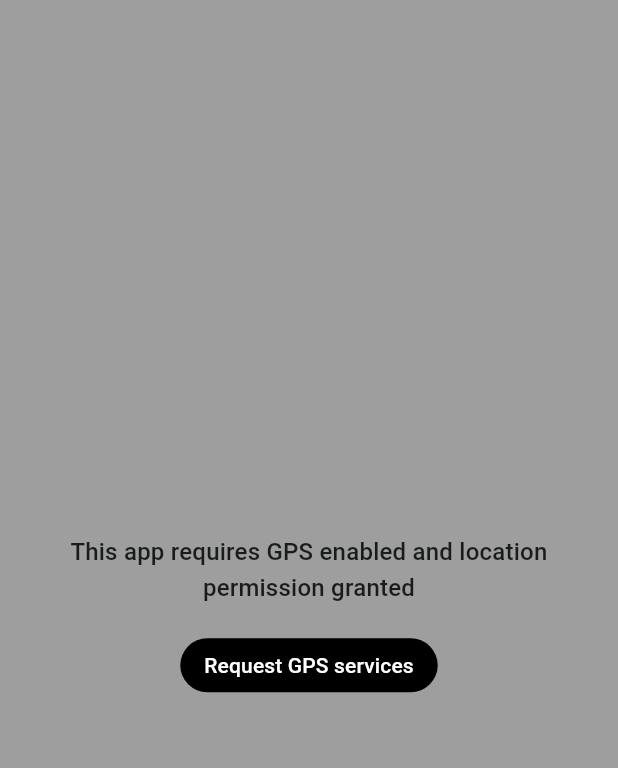
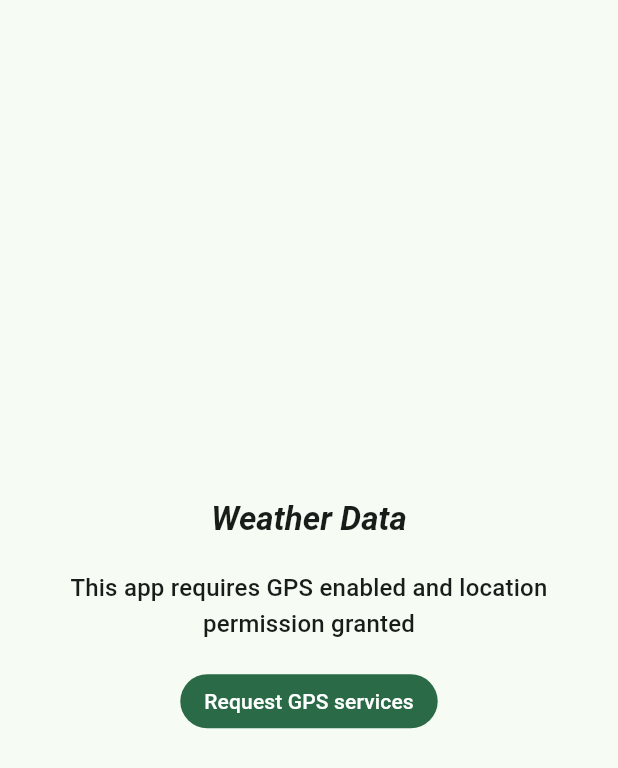
Before and after one commit to JorgeDiazz/SolarEnergyPrediction, a Flutter app: the RequestGpsServicesView widget shown alone on an empty page, opened directly, on a phone screen of 412 x 824 dp. Shown: the top 768 px of the screen. Run offline on Flutter 3.47's test engine with Material 3 defaults, Android fonts, the phone set to English and light mode, and no system bars; our stand-ins replace dartz, dio, flutter_dotenv, get_it, go_router, google_maps_flutter and 1 more.

```diff
--- a/lib/core/config/l10n/intl/messages_en_US.dart
+++ b/lib/core/config/l10n/intl/messages_en_US.dart
@@ -22,8 +22,7 @@ class MessageLookup extends MessageLookupByLibrary {
 
   final messages = _notInlinedMessages(_notInlinedMessages);
   static Map<String, Function> _notInlinedMessages(_) => <String, Function>{
-        "app_name":
-            MessageLookupByLibrary.simpleMessage("Solar Energy Prediction"),
+        "app_name": MessageLookupByLibrary.simpleMessage("Weather Data"),
         "app_requires_location_services_and_permission_title":
             MessageLookupByLibrary.simpleMessage(
                 "This app requires GPS enabled and location permission granted"),
--- a/lib/core/config/l10n/intl_en_US.arb
+++ b/lib/core/config/l10n/intl_en_US.arb
@@ -1,6 +1,6 @@
 {
   "@@locale": "en_US",
-  "app_name": "Solar Energy Prediction",
+  "app_name": "Weather Data",
 
   "app_requires_location_services_and_permission_title": "This app requires GPS enabled and location permission granted",
   "request_gps_services_button": "Request GPS services",
--- a/lib/core/config/l10n/l10n.dart
+++ b/lib/core/config/l10n/l10n.dart
@@ -50,10 +50,10 @@ class S {
     return Localizations.of<S>(context, S);
   }
 
-  /// `Solar Energy Prediction`
+  /// `Weather Data`
   String get app_name {
     return Intl.message(
-      'Solar Energy Prediction',
+      'Weather Data',
       name: 'app_name',
       desc: '',
       args: [],
--- a/lib/features/map/domain/entities/temperature.dart
+++ b/lib/features/map/domain/entities/temperature.dart
@@ -1,7 +1,7 @@
 class Temperature {
-  final double average;
-  final double max;
-  final double min;
+  final int average;
+  final int max;
+  final int min;
 
   Temperature({
     required this.average,
--- a/lib/features/map/presentation/views/gps_services/request_gps_services_view.dart
+++ b/lib/features/map/presentation/views/gps_services/request_gps_services_view.dart
@@ -9,14 +9,22 @@ class RequestGpsServicesView extends StatelessWidget {
   @override
   Widget build(BuildContext context) {
     final textTheme = Theme.of(context).textTheme;
+    final colors = Theme.of(context).colorScheme;
 
     return Container(
-      color: Colors.grey,
+      color: colors.background,
       child: Padding(
         padding: const EdgeInsets.symmetric(horizontal: 10),
         child: Column(
           mainAxisAlignment: MainAxisAlignment.center,
           children: [
+            Text(
+              S.of(context).app_name,
+              style: textTheme.titleLarge?.copyWith(
+                  fontWeight: FontWeight.bold, fontStyle: FontStyle.italic),
+              textAlign: TextAlign.center,
+            ),
+            const SizedBox(height: 20),
             Text(
               S.of(context).app_requires_location_services_and_permission_title,
               style: textTheme.titleMedium,
@@ -40,8 +48,10 @@ class _RequestGpsServicesButton extends StatelessWidget {
 
   @override
   Widget build(BuildContext context) {
+    final colors = Theme.of(context).colorScheme;
+
     return MaterialButton(
-      color: Colors.black,
+      color: colors.primary,
       shape: const StadiumBorder(),
       elevation: 0,
       splashColor: Colors.transparent,
--- a/lib/features/map/presentation/views/map/map_view.dart
+++ b/lib/features/map/presentation/views/map/map_view.dart
@@ -2,6 +2,7 @@ import 'package:flutter/material.dart';
 import 'package:google_maps_flutter/google_maps_flutter.dart';
 import 'package:provider/provider.dart';
 import 'package:solar_energy_prediction/core/extensions/location_extensions.dart';
+import 'package:solar_energy_prediction/core/utils/ui_utils.dart';
 import 'package:solar_energy_prediction/features/map/presentation/view_models/map/map_view_model.dart';
 import 'package:solar_energy_prediction/features/map/presentation/widgets/current_location_button.dart';
 import 'package:solar_energy_prediction/features/map/presentation/widgets/weather_data_bottom_sheet.dart';
@@ -37,7 +38,7 @@ class MapView extends StatelessWidget {
           bottomSheetController: bottomSheetController,
         ),
         Positioned(
-          bottom: 150,
+          bottom: UiUtils.isPortrait(context) ? 150 : 50,
           right: 20,
           child: CurrentLocationButton(
             onPressed: () {
--- a/lib/features/map/presentation/widgets/weather_data_bottom_sheet.dart
+++ b/lib/features/map/presentation/widgets/weather_data_bottom_sheet.dart
@@ -176,7 +176,7 @@ class _SolarIrradiationBottomSheetContent extends StatelessWidget {
   }
 
   Row _buildTemperatureRow(
-      BuildContext context, String subtitle, double temperature) {
+      BuildContext context, String subtitle, int temperature) {
     final textTheme = Theme.of(context).textTheme;
 
     return Row(
```
Also changed, not shown: lib/core/utils/ui_utils.dart (added, +7 -0 lines), lib/features/map/infrastructure/mappers/weather_mapper.dart (+6 -6 lines).
